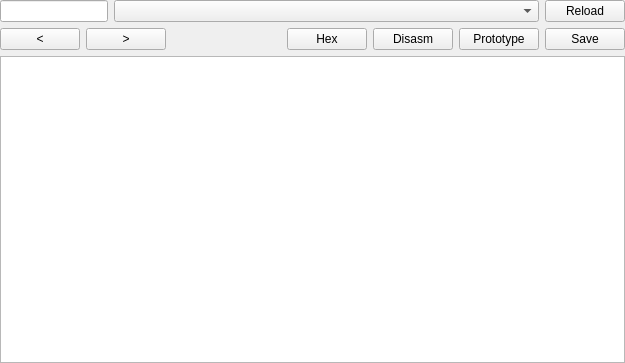
Before: the Qt Designer form xdynstructswidget.ui in horsicq/XDynStructsWidget, drawn with Qt 5.
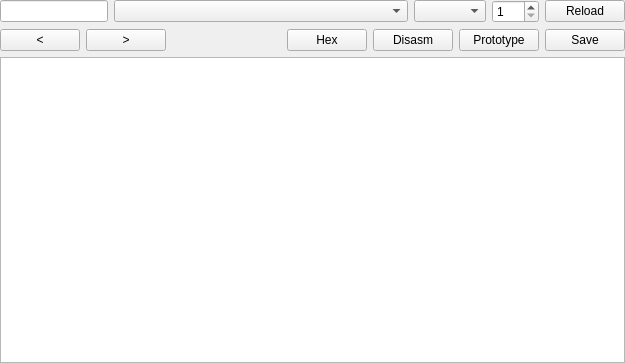
After: the same form once the commit is applied. Custom widgets are drawn as their Qt base class.

The edit to the form file:
```diff
--- a/xdynstructswidget.ui
+++ b/xdynstructswidget.ui
@@ -48,6 +48,19 @@
        </property>
       </widget>
      </item>
+     <item>
+      <widget class="QComboBox" name="comboBoxStructsType"/>
+     </item>
+     <item>
+      <widget class="QSpinBox" name="spinBoxStructsCount">
+       <property name="minimum">
+        <number>1</number>
+       </property>
+       <property name="maximum">
+        <number>512</number>
+       </property>
+      </widget>
+     </item>
      <item>
       <widget class="QPushButton" name="pushButtonStructsReload">
        <property name="text">
```
